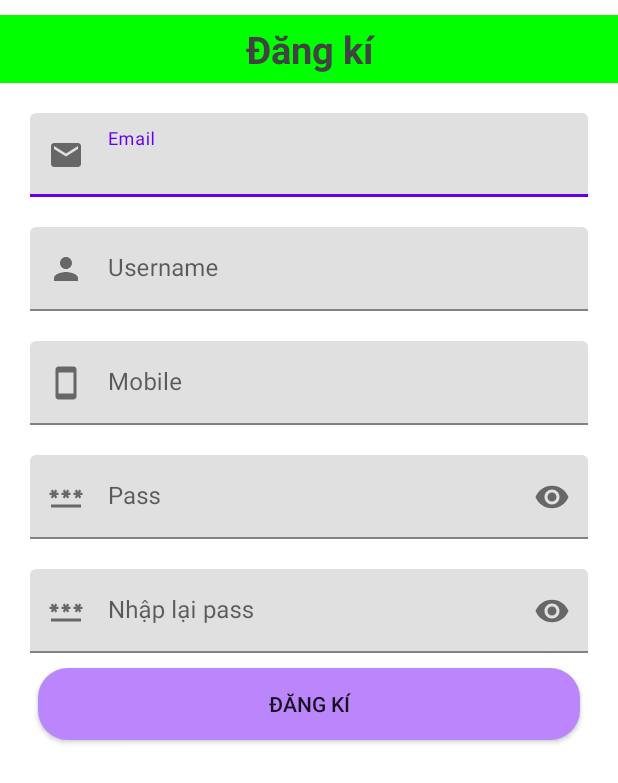
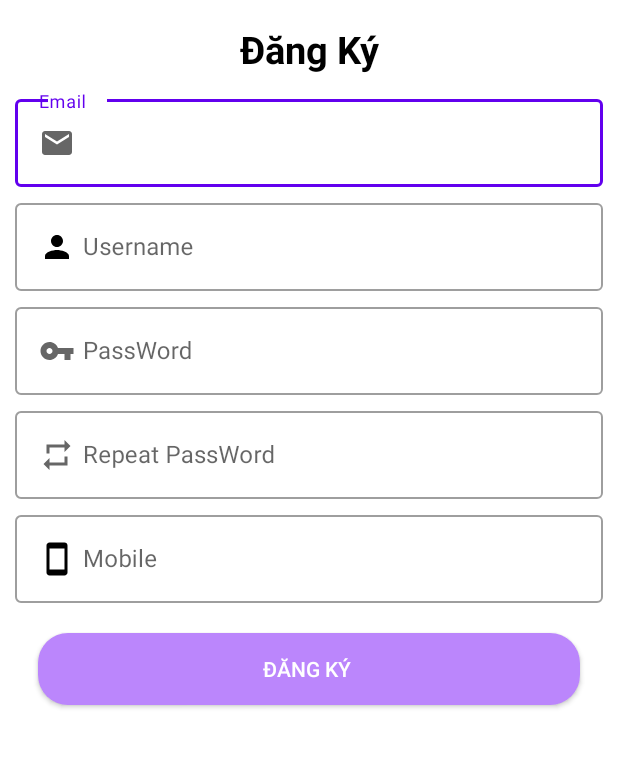
Before and after one commit to phamnhat0111/BanHangOnline_nhom2, an Android app: the DangKyActivity screen opened directly, with no data from a screen before it, on a phone screen of 412 x 824 dp. Shown: the top 783 px of the screen. Run offline under Robolectric (Android 15) with nearby library versions, the phone set to English and light mode, and no system bars; our stand-ins replace Firebase (no records; nobody signed in at launch, a user with empty details on screens opened directly), RxJava; libraries missing offline, so code that uses them is left out: hu.akarnokd.rxjava3; 2 statements that could not run were skipped.

Commit message:
Thanh Toan , gui thong tin len database

```diff
--- a/app/src/main/java/com/example/banhangonline/activity/activity/DangKiActivity.java
+++ b/app/src/main/java/com/example/banhangonline/activity/activity/DangKyActivity.java
@@ -4,11 +4,12 @@ import androidx.annotation.NonNull;
 import androidx.appcompat.app.AppCompatActivity;
 import androidx.appcompat.widget.AppCompatButton;
 
+import android.content.Context;
 import android.content.Intent;
 import android.os.Bundle;
 import android.text.TextUtils;
 import android.view.View;
-import android.widget.EditText;
+import android.widget.TextView;
 import android.widget.Toast;
 
 import com.example.banhangonline.R;
@@ -17,6 +18,7 @@ import com.example.banhangonline.activity.retrofit.RetrofitClient;
 import com.example.banhangonline.activity.utils.Utils;
 import com.google.android.gms.tasks.OnCompleteListener;
 import com.google.android.gms.tasks.Task;
+import com.google.firebase.FirebaseApp;
 import com.google.firebase.auth.AuthResult;
 import com.google.firebase.auth.FirebaseAuth;
 import com.google.firebase.auth.FirebaseUser;
@@ -25,24 +27,28 @@ import io.reactivex.rxjava3.android.schedulers.AndroidSchedulers;
 import io.reactivex.rxjava3.disposables.CompositeDisposable;
 import io.reactivex.rxjava3.schedulers.Schedulers;
 
-public class DangKiActivity extends AppCompatActivity {
-    EditText email,pass, repass,mobile,username;
-    AppCompatButton button;
+public class DangKyActivity extends AppCompatActivity {
+    TextView email, pass, repass,username, mobile;
+    AppCompatButton btndangki;
+    FirebaseAuth firebaseAuth;
     ApiBanHang apiBanHang;
     CompositeDisposable compositeDisposable = new CompositeDisposable();
-    FirebaseAuth firebaseAuth;
+    FirebaseApp firebaseApp;
+
     @Override
     protected void onCreate(Bundle savedInstanceState) {
         super.onCreate(savedInstanceState);
-        setContentView(R.layout.activity_dang_ki);
+        setContentView(R.layout.activity_dang_ky);
+         firebaseApp = FirebaseApp.initializeApp(DangKyActivity.this);
+
         initView();
         initControll();
     }
 
     private void initControll() {
-        button.setOnClickListener(new View.OnClickListener() {
+        btndangki.setOnClickListener(new View.OnClickListener() {
             @Override
-            public void onClick(View v) {
+            public void onClick(View view) {
                 dangKi();
             }
         });
@@ -59,21 +65,21 @@ public class DangKiActivity extends AppCompatActivity {
         }
         else if(TextUtils.isEmpty(str_user)){
             Toast.makeText(getApplicationContext(),"Bạn chưa nhập tên tài khoản",Toast.LENGTH_SHORT).show();
-        }
-        else if(TextUtils.isEmpty(str_mobile)){
-            Toast.makeText(getApplicationContext(),"Bạn chưa nhập số điện thoại",Toast.LENGTH_SHORT).show();
         }else if(TextUtils.isEmpty(str_pass)){
             Toast.makeText(getApplicationContext(),"Bạn chưa nhập mật khẩu",Toast.LENGTH_SHORT).show();
         }
         else if(TextUtils.isEmpty(str_repass)){
             Toast.makeText(getApplicationContext(),"Bạn chưa nhập lại mật khẩu",Toast.LENGTH_SHORT).show();
         }
-
+        else if(TextUtils.isEmpty(str_mobile)){
+            Toast.makeText(getApplicationContext(),"Bạn chưa nhập số điện thoại",Toast.LENGTH_SHORT).show();
+        }
         else{
             if(str_pass.equals(str_repass)){
-                firebaseAuth = FirebaseAuth.getInstance();
+
+                firebaseAuth = FirebaseAuth.getInstance(FirebaseApp.initializeApp(DangKyActivity.this));
                 firebaseAuth.createUserWithEmailAndPassword(str_email,str_pass)
-                        .addOnCompleteListener(DangKiActivity.this, new OnCompleteListener<AuthResult>() {
+                        .addOnCompleteListener(DangKyActivity.this, new OnCompleteListener<AuthResult>() {
                             @Override
                             public void onComplete(@NonNull Task<AuthResult> task) {
                                 if(task.isSuccessful()){
@@ -119,15 +125,13 @@ public class DangKiActivity extends AppCompatActivity {
 
     private void initView() {
         apiBanHang = RetrofitClient.getInstance(Utils.BASE_URL).create(ApiBanHang.class);
-
-        email=findViewById(R.id.email);
-        username=findViewById(R.id.username);
-        mobile=findViewById(R.id.mobile);
-        pass=findViewById(R.id.pass);
-        repass=findViewById(R.id.repass);
-        button=findViewById(R.id.btndangki);
+        email = findViewById(R.id.edemail);
+        pass = findViewById(R.id.edpass);
+        repass = findViewById(R.id.edrepass);
+        username = findViewById(R.id.eduser);
+        mobile = findViewById(R.id.edmobile);
+        btndangki = findViewById(R.id.btndangky);
     }
-
     @Override
     protected void onDestroy() {
         compositeDisposable.clear();
--- a/app/src/main/java/com/example/banhangonline/activity/activity/DangNhapActivity.java
+++ b/app/src/main/java/com/example/banhangonline/activity/activity/DangNhapActivity.java
@@ -39,9 +39,8 @@ public class DangNhapActivity extends AppCompatActivity {
         txtdangki.setOnClickListener(new View.OnClickListener() {
             @Override
             public void onClick(View v) {
-                Intent intent = new Intent(getApplicationContext(),DangKiActivity.class);
-                startActivity(intent
-                );
+                Intent intent = new Intent(getApplicationContext(),DangKyActivity.class);
+                startActivity(intent);
             }
         });
         buttondangnhap.setOnClickListener(new View.OnClickListener() {
--- a/app/src/main/java/com/example/banhangonline/activity/activity/GioHangActivity.java
+++ b/app/src/main/java/com/example/banhangonline/activity/activity/GioHangActivity.java
@@ -31,7 +31,7 @@ public class GioHangActivity extends AppCompatActivity {
     RecyclerView recyclerView;
     Button btnmuahang;
     GioHangAdapter adapter ;
-
+    long tongtiensp =0;
 
     @Override
     protected void onCreate(Bundle savedInstanceState) {
@@ -43,7 +43,6 @@ public class GioHangActivity extends AppCompatActivity {
     }
 
     private void tinhTongTien() {
-        long tongtiensp =0;
         for(int i=0;i<Utils.manggiohang.size();i++){
             tongtiensp=tongtiensp+Utils.manggiohang.get(i).getGiasp()*Utils.manggiohang.get(i).getSoluong();
         }
@@ -74,6 +73,7 @@ public class GioHangActivity extends AppCompatActivity {
             @Override
             public void onClick(View view) {
                 Intent intent = new Intent(getApplicationContext(),ThanhToanActivity.class);
+                intent.putExtra("tongtien",tongtiensp);
                 startActivity(intent);
             }
         });
--- a/app/src/main/java/com/example/banhangonline/activity/activity/ThanhToanActivity.java
+++ b/app/src/main/java/com/example/banhangonline/activity/activity/ThanhToanActivity.java
@@ -4,8 +4,10 @@ import androidx.appcompat.app.AppCompatActivity;
 import androidx.appcompat.widget.AppCompatButton;
 import androidx.appcompat.widget.Toolbar;
 
+import android.content.Intent;
 import android.os.Bundle;
 import android.text.TextUtils;
+import android.util.Log;
 import android.view.View;
 import android.widget.EditText;
 import android.widget.TextView;
@@ -15,10 +17,14 @@ import com.example.banhangonline.R;
 import com.example.banhangonline.activity.retrofit.ApiBanHang;
 import com.example.banhangonline.activity.retrofit.RetrofitClient;
 import com.example.banhangonline.activity.utils.Utils;
+import com.google.gson.Gson;
 
 import java.text.DecimalFormat;
 
+import io.reactivex.rxjava3.android.schedulers.AndroidSchedulers;
+import io.reactivex.rxjava3.core.Scheduler;
 import io.reactivex.rxjava3.disposables.CompositeDisposable;
+import io.reactivex.rxjava3.schedulers.Schedulers;
 
 public class ThanhToanActivity extends AppCompatActivity {
 Toolbar toolbar;
@@ -43,38 +49,59 @@ Toolbar toolbar;
         getSupportActionBar().setDisplayHomeAsUpEnabled(true);
         toolbar.setNavigationOnClickListener(new View.OnClickListener() {
             @Override
-            public void onClick(View view) {
+            public void onClick(View v) {
                 finish();
             }
         });
+        DecimalFormat decimalFormat = new DecimalFormat("###,###,###");
+                     tongtien = getIntent().getLongExtra("tongtien",0);
+                     txtTongTien.setText(decimalFormat.format(tongtien));
+                     txtEmaiDat.setText(Utils.user_current.getEmail());
+                     txtSdtDat.setText(Utils.user_current.getMobile());
 
-        DecimalFormat decimalFormat = new DecimalFormat("###,###,###");
-        tongtien =getIntent().getLongExtra("tongtien",0);
-        txtTongTien.setText((decimalFormat.format(tongtien) + " Đồng "));
-//        txtSdtDat.setText(Utlis.user_current.getMobile());
-//        txtEmaiDat.setText(Utlis.user_current.getEmail());
+
         btndathang.setOnClickListener(new View.OnClickListener() {
             @Override
-            public void onClick(View view) {
-                String str_diachi = eddiachi.getText().toString().trim();
-                if(TextUtils.isEmpty(str_diachi)){
+            public void onClick(View v) {
+               String str_diachi = eddiachi.getText().toString().trim();
+                if (TextUtils.isEmpty(str_diachi)) {
                     Toast.makeText(getApplicationContext(),"Bạn chưa nhập địa chỉ",Toast.LENGTH_SHORT).show();
-                }
-                else if (str_diachi.length()<5){
-                    Toast.makeText(getApplicationContext()," địa chỉ quá ngắn",Toast.LENGTH_SHORT).show();
 
                 }
-
                 else {
-                    Toast.makeText(getApplicationContext(),"Thanh Công",Toast.LENGTH_SHORT).show();
+                    // post data
+                    String str_email = Utils.user_current.getEmail() ;
+                    String str_sdt = Utils.user_current.getMobile();
+                    int iduser = Utils.user_current.getId();
+                    Log.d("test", new Gson().toJson(Utils.mangmuahang));
+                    compositeDisposable.add(apiBanHang.creatOrder(str_email,str_sdt,String.valueOf(tongtien),iduser,str_diachi,totalItem,new Gson().toJson(Utils.mangmuahang))
+                            .subscribeOn(Schedulers.io())
+                            .observeOn(AndroidSchedulers.mainThread())
+                            .subscribe(
+                                    userModel -> {
+                                        Toast.makeText(getApplicationContext(),"Thành công",Toast.LENGTH_LONG).show();
+                                        Utils.mangmuahang.clear();
+                                        Intent intent = new Intent(getApplicationContext(), MainActivity.class);
+                                        startActivity(intent);
+                                        finish();
+                                    },
+                                    throwable -> {
+                                        Toast.makeText(getApplicationContext(),throwable.getMessage(),Toast.LENGTH_LONG).show();
+                                    }
+                            )
+                    );
                 }
             }
         });
     }
 
     private void countItem() {
+        totalItem = 0;
+        for(int i=0;i<Utils.mangmuahang.size();i++){
+            totalItem = totalItem+ Utils.mangmuahang.get(i).getSoluong();
+        }
+    }
 
-    }
 
     private void initView() {
         apiBanHang = RetrofitClient.getInstance(Utils.BASE_URL).create(ApiBanHang.class);
--- a/app/src/main/java/com/example/banhangonline/activity/model/User.java
+++ b/app/src/main/java/com/example/banhangonline/activity/model/User.java
@@ -6,6 +6,15 @@ public class User {
     String pass;
     String username;
     String mobile;
+    String token;
+
+    public String getToken() {
+        return token;
+    }
+
+    public void setToken(String token) {
+        this.token = token;
+    }
 
     public int getId() {
         return id;
--- a/app/src/main/java/com/example/banhangonline/activity/retrofit/ApiBanHang.java
+++ b/app/src/main/java/com/example/banhangonline/activity/retrofit/ApiBanHang.java
@@ -39,5 +39,16 @@ public interface ApiBanHang {
             @Field("email") String email,
             @Field("pass") String pass
     );
+    @POST("donhang.php")
+    @FormUrlEncoded
+    Observable<UserModel> creatOrder(
+            @Field("email") String email,
+            @Field("sdt") String sdt,
+            @Field("tongtien") String tongtien,
+            @Field("iduser") int iduser,
+            @Field("diachi") String diachi,
+            @Field("soluong") int soluong,
+            @Field("chitiet") String chitiet
+    );
 
 }
--- a/app/src/main/java/com/example/banhangonline/activity/utils/Utils.java
+++ b/app/src/main/java/com/example/banhangonline/activity/utils/Utils.java
@@ -1,14 +1,16 @@
 package com.example.banhangonline.activity.utils;
 
 import com.example.banhangonline.activity.model.GioHang;
+import com.example.banhangonline.activity.model.User;
 
 import java.util.ArrayList;
 import java.util.List;
 
 public class Utils {
-    public static  final String BASE_URL="http://192.168.1.90/banhang/";
+    public static  final String BASE_URL="http://10.24.49.147/banhang/";
     public static List<GioHang> manggiohang;
     public static List<GioHang> mangmuahang = new ArrayList<>();
+    public static User user_current =new User();
     // hosting
 //    https://nhatpham01112002.000webhostapp.com/banhang/
 }
--- /dev/null
+++ b/app/src/main/res/drawable/ic_baseline_repeat_24.xml
@@ -0,0 +1,10 @@
+<vector xmlns:android="http://schemas.android.com/apk/res/android"
+    android:width="24dp"
+    android:height="24dp"
+    android:viewportWidth="24"
+    android:viewportHeight="24"
+    android:tint="?attr/colorControlNormal">
+  <path
+      android:fillColor="@android:color/white"
+      android:pathData="M7,7h10v3l4,-4 -4,-4v3L5,5v6h2L7,7zM17,17L7,17v-3l-4,4 4,4v-3h12v-6h-2v4z"/>
+</vector>
--- /dev/null
+++ b/app/src/main/res/drawable/ic_vpn_key_24.xml
@@ -0,0 +1,10 @@
+<vector xmlns:android="http://schemas.android.com/apk/res/android"
+    android:width="24dp"
+    android:height="24dp"
+    android:viewportWidth="24"
+    android:viewportHeight="24"
+    android:tint="?attr/colorControlNormal">
+  <path
+      android:fillColor="@android:color/white"
+      android:pathData="M12.65,10C11.83,7.67 9.61,6 7,6c-3.31,0 -6,2.69 -6,6s2.69,6 6,6c2.61,0 4.83,-1.67 5.65,-4H17v4h4v-4h2v-4H12.65zM7,14c-1.1,0 -2,-0.9 -2,-2s0.9,-2 2,-2 2,0.9 2,2 -0.9,2 -2,2z"/>
+</vector>
--- a/app/src/main/res/layout/activity_dang_ki.xml
+++ /dev/null
@@ -1,117 +0,0 @@
-<?xml version="1.0" encoding="utf-8"?>
-<LinearLayout
-    android:orientation="vertical"
-    xmlns:android="http://schemas.android.com/apk/res/android"
-    xmlns:app="http://schemas.android.com/apk/res-auto"
-    xmlns:tools="http://schemas.android.com/tools"
-    android:layout_width="match_parent"
-    android:layout_height="match_parent"
-    tools:context=".activity.activity.DangKiActivity">
-    <TextView
-        android:layout_width="match_parent"
-        android:layout_height="wrap_content"
-        android:id="@+id/txtdangki"
-        app:layout_constraintTop_toTopOf="parent"
-        android:gravity="center"
-        android:text="@string/ng_k"
-        android:textSize="25sp"
-        android:padding="5dp"
-        android:background="@color/lime"
-        android:textStyle="bold"
-        android:layout_marginTop="10dp"
-        android:textColor="@color/cardview_dark_background"/>
-    <com.google.android.material.textfield.TextInputLayout
-        android:layout_width="match_parent"
-        android:layout_height="wrap_content"
-        android:layout_marginTop="20dp"
-        android:id="@+id/line1"
-        android:layout_marginLeft="20dp"
-        android:layout_marginRight="20dp"
-        app:startIconDrawable="@drawable/ic_baseline_email_24"
-        >
-        <com.google.android.material.textfield.TextInputEditText
-            android:layout_width="match_parent"
-            android:layout_height="wrap_content"
-            android:hint="Email"
-            android:id="@+id/email"
-            android:inputType="textEmailAddress"/>
-    </com.google.android.material.textfield.TextInputLayout>
-
-    <com.google.android.material.textfield.TextInputLayout
-        android:layout_width="match_parent"
-        android:layout_height="wrap_content"
-        android:layout_marginTop="20dp"
-        android:id="@+id/line2"
-        android:layout_marginLeft="20dp"
-        android:layout_marginRight="20dp"
-        app:startIconDrawable="@drawable/ic_baseline_person_24">
-        <com.google.android.material.textfield.TextInputEditText
-            android:layout_width="match_parent"
-            android:layout_height="wrap_content"
-            android:hint="Username"
-            android:id="@+id/username"
-            android:inputType="textEmailAddress"/>
-    </com.google.android.material.textfield.TextInputLayout>
-
-    <com.google.android.material.textfield.TextInputLayout
-        android:layout_width="match_parent"
-        android:layout_height="wrap_content"
-        android:layout_marginTop="20dp"
-        android:id="@+id/line3"
-        android:layout_marginLeft="20dp"
-        android:layout_marginRight="20dp"
-        app:startIconDrawable="@drawable/ic_baseline_smartphone_24">
-        <com.google.android.material.textfield.TextInputEditText
-            android:layout_width="match_parent"
-            android:layout_height="wrap_content"
-            android:hint="Mobile"
-            android:id="@+id/mobile"
-            android:inputType="textEmailAddress"/>
-    </com.google.android.material.textfield.TextInputLayout>
-
-    <com.google.android.material.textfield.TextInputLayout
-        android:layout_width="match_parent"
-        android:layout_height="wrap_content"
-        app:passwordToggleEnabled="true"
-        android:id="@+id/line4"
-        android:layout_marginLeft="20dp"
-        android:layout_marginRight="20dp"
-        app:startIconDrawable="@drawable/ic_baseline_password_24"
-        android:layout_marginTop="20dp">
-        <com.google.android.material.textfield.TextInputEditText
-            android:layout_width="match_parent"
-            android:layout_height="wrap_content"
-            android:inputType="textPassword"
-            android:maxLines="1"
-            android:id="@+id/pass"
-            android:hint="Pass "/>
-    </com.google.android.material.textfield.TextInputLayout>
-    <com.google.android.material.textfield.TextInputLayout
-        android:layout_width="match_parent"
-        android:layout_height="wrap_content"
-        app:passwordToggleEnabled="true"
-        android:id="@+id/line5"
-        android:layout_marginLeft="20dp"
-        android:layout_marginRight="20dp"
-        app:startIconDrawable="@drawable/ic_baseline_password_24"
-        android:layout_marginTop="20dp">
-        <com.google.android.material.textfield.TextInputEditText
-            android:layout_width="match_parent"
-            android:layout_height="wrap_content"
-            android:inputType="textPassword"
-            android:maxLines="1"
-            android:id="@+id/repass"
-            android:hint="Nhập lại pass"/>
-    </com.google.android.material.textfield.TextInputLayout>
-    <androidx.appcompat.widget.AppCompatButton
-        android:id="@+id/btndangki"
-        android:layout_width="match_parent"
-        android:layout_height="wrap_content"
-        app:layout_constraintTop_toBottomOf="@id/line3"
-        android:layout_marginRight="25dp"
-        android:layout_marginLeft="25dp"
-        android:layout_marginTop="10dp"
-        android:text="Đăng kí"
-        android:background="@drawable/background_button"/>
-
-</LinearLayout>
--- /dev/null
+++ b/app/src/main/res/layout/activity_dang_ky.xml
@@ -0,0 +1,126 @@
+<?xml version="1.0" encoding="utf-8"?>
+<androidx.constraintlayout.widget.ConstraintLayout xmlns:android="http://schemas.android.com/apk/res/android"
+    xmlns:app="http://schemas.android.com/apk/res-auto"
+    xmlns:tools="http://schemas.android.com/tools"
+    android:layout_width="match_parent"
+    android:layout_height="match_parent"
+    tools:context=".activity.activity.DangKyActivity">
+    <TextView
+        android:layout_width="match_parent"
+        android:id="@+id/txtDangKy"
+        app:layout_constraintTop_toTopOf="parent"
+        android:text="Đăng Ký"
+        android:textColor="@color/black"
+        android:gravity="center"
+        android:padding="5dp"
+        android:layout_marginTop="10dp"
+        android:textSize="25sp"
+        android:textStyle="bold"
+        android:layout_height="wrap_content"/>
+    <com.google.android.material.textfield.TextInputLayout
+        android:layout_width="match_parent"
+        android:layout_height="wrap_content"
+        app:layout_constraintTop_toBottomOf="@+id/txtDangKy"
+        android:layout_marginTop="5dp"
+        android:id="@+id/line1"
+        style="@style/Widget.MaterialComponents.TextInputLayout.OutlinedBox">
+        <com.google.android.material.textfield.TextInputEditText
+            android:layout_width="match_parent"
+            android:layout_height="wrap_content"
+            android:layout_marginLeft="10dp"
+            android:inputType="textEmailAddress"
+            android:layout_marginRight="10dp"
+            android:hint="Email"
+            android:id="@+id/edemail"
+            android:drawableLeft="@drawable/ic_email_24"
+            android:drawablePadding="5dp"
+            />
+    </com.google.android.material.textfield.TextInputLayout>
+    <com.google.android.material.textfield.TextInputLayout
+        android:layout_width="match_parent"
+        android:layout_height="wrap_content"
+        app:layout_constraintTop_toBottomOf="@+id/line1"
+        android:layout_marginTop="5dp"
+        android:id="@+id/line2"
+        style="@style/Widget.MaterialComponents.TextInputLayout.OutlinedBox">
+        <com.google.android.material.textfield.TextInputEditText
+            android:layout_width="match_parent"
+            android:layout_height="wrap_content"
+            android:layout_marginLeft="10dp"
+            android:layout_marginRight="10dp"
+            android:hint="Username"
+            android:id="@+id/eduser"
+            android:drawableLeft="@drawable/ic_baseline_person_24"
+            android:drawablePadding="5dp"
+            />
+    </com.google.android.material.textfield.TextInputLayout>
+    <com.google.android.material.textfield.TextInputLayout
+        android:layout_width="match_parent"
+        android:layout_height="wrap_content"
+        app:layout_constraintTop_toBottomOf="@+id/line2"
+        android:layout_marginTop="5dp"
+        android:id="@+id/line3"
+        style="@style/Widget.MaterialComponents.TextInputLayout.OutlinedBox">
+        <com.google.android.material.textfield.TextInputEditText
+            android:layout_width="match_parent"
+            android:layout_height="wrap_content"
+            android:layout_marginLeft="10dp"
+            android:layout_marginRight="10dp"
+            android:inputType="textPassword"
+            android:hint="PassWord"
+            android:id="@+id/edpass"
+            android:drawableLeft="@drawable/ic_vpn_key_24"
+            android:drawablePadding="5dp"
+            />
+    </com.google.android.material.textfield.TextInputLayout>
+    <com.google.android.material.textfield.TextInputLayout
+        android:layout_width="match_parent"
+        android:layout_height="wrap_content"
+        app:layout_constraintTop_toBottomOf="@+id/line3"
+        android:layout_marginTop="5dp"
+        android:id="@+id/line4"
+        style="@style/Widget.MaterialComponents.TextInputLayout.OutlinedBox">
+        <com.google.android.material.textfield.TextInputEditText
+            android:layout_width="match_parent"
+            android:layout_height="wrap_content"
+            android:layout_marginLeft="10dp"
+            android:layout_marginRight="10dp"
+            android:inputType="textPassword"
+            android:hint="Repeat PassWord"
+            android:id="@+id/edrepass"
+            android:drawableLeft="@drawable/ic_baseline_repeat_24"
+            android:drawablePadding="5dp"
+            />
+    </com.google.android.material.textfield.TextInputLayout>
+    <com.google.android.material.textfield.TextInputLayout
+        android:layout_width="match_parent"
+        android:layout_height="wrap_content"
+        app:layout_constraintTop_toBottomOf="@+id/line4"
+        android:layout_marginTop="5dp"
+        android:id="@+id/line5"
+        style="@style/Widget.MaterialComponents.TextInputLayout.OutlinedBox">
+        <com.google.android.material.textfield.TextInputEditText
+            android:layout_width="match_parent"
+            android:layout_height="wrap_content"
+            android:layout_marginLeft="10dp"
+            android:layout_marginRight="10dp"
+            android:hint="Mobile"
+            android:inputType="number"
+            android:id="@+id/edmobile"
+            android:drawableLeft="@drawable/ic_baseline_smartphone_24"
+            android:drawablePadding="5dp"
+            />
+    </com.google.android.material.textfield.TextInputLayout>
+    <androidx.appcompat.widget.AppCompatButton
+        android:layout_width="match_parent"
+        app:layout_constraintTop_toBottomOf="@id/line5"
+        android:layout_marginRight="25dp"
+        android:layout_marginLeft="25dp"
+        android:background="@drawable/background_button"
+        android:textColor="@color/white"
+        android:layout_marginTop="20dp"
+        android:text="Đăng Ký "
+        android:id="@+id/btndangky"
+        android:layout_height="wrap_content"/>
+
+</androidx.constraintlayout.widget.ConstraintLayout>
--- a/app/src/main/res/layout/activity_gio_hang.xml
+++ b/app/src/main/res/layout/activity_gio_hang.xml
@@ -16,13 +16,16 @@
         app:layout_constraintBottom_toBottomOf="parent"
         android:textStyle="bold"
         android:visibility="gone"/>
+
     <androidx.appcompat.widget.Toolbar
+        android:id="@+id/toobar"
         android:layout_width="match_parent"
         android:layout_height="?attr/actionBarSize"
-        android:id="@+id/toobar"
+        android:background="#36DD07"
         app:layout_constraintTop_toTopOf="parent"
         app:title="Giỏ hàng"
-        android:background="#36DD07"/>
+        tools:layout_editor_absoluteX="0dp" />
+
     <androidx.recyclerview.widget.RecyclerView
         android:layout_width="match_parent"
         android:layout_height="0dp"
```
Also changed, not shown: app/build.gradle (+6 -2 lines), app/src/main/AndroidManifest.xml (+4 -6 lines), build.gradle (+14 -4 lines).
